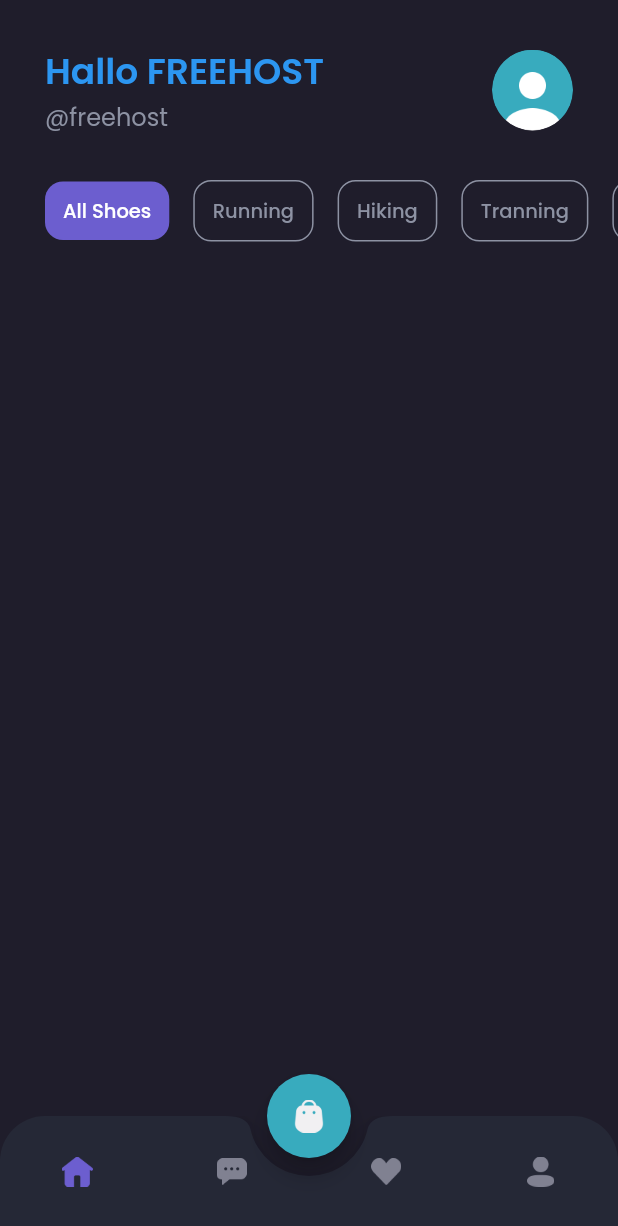
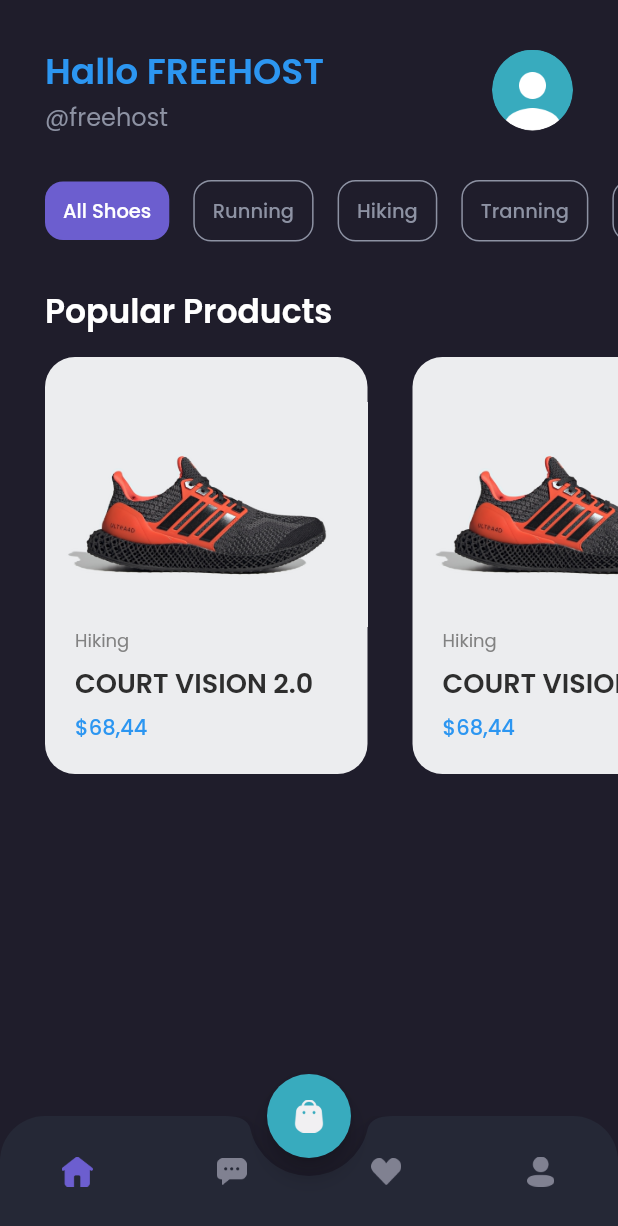
Before and after one commit to darmariduan/shamo-mobile, a Flutter app: the MainPage screen opened by its route, on a phone screen of 412 x 824 dp. Shown: the top 1226 px of the screen. Run offline on Flutter 3.47's test engine with Material 3 defaults, Android fonts, the phone set to English and light mode, and no system bars; our stand-ins replace google_fonts.

Commit message:
15-Home Page Bagian Popular Products

```diff
--- a/lib/pages/home/home_page.dart
+++ b/lib/pages/home/home_page.dart
@@ -1,5 +1,6 @@
 import 'package:flutter/material.dart';
 import 'package:shamo/theme.dart';
+import 'package:shamo/widgets/product_card.dart';
 
 class HomePage extends StatelessWidget {
   const HomePage({super.key});
@@ -180,10 +181,53 @@
       );
     }
 
+    Widget popularProductsTitle() {
+      return Container(
+        margin: EdgeInsets.only(
+          top: defaultMargin,
+          left: defaultMargin,
+          right: defaultMargin,
+        ),
+        child: Text(
+          'Popular Products',
+          style: primaryTextStyle.copyWith(
+            fontSize: 22,
+            fontWeight: semiBold,
+          ),
+        ),
+      );
+    }
+
+    Widget popularProducts() {
+      return Container(
+        margin: EdgeInsets.only(top: 14),
+        child: SingleChildScrollView(
+          scrollDirection: Axis.horizontal,
+          child: Row(
+            children: [
+              SizedBox(
+                width: defaultMargin,
+              ),
+              Row(
+                children: [
+                  ProductCard(),
+                  ProductCard(),
+                  ProductCard(),
+                  ProductCard(),
+                ],
+              ),
+            ],
+          ),
+        ),
+      );
+    }
+
     return ListView(
       children: [
         header(),
         categories(),
+        popularProductsTitle(),
+        popularProducts(),
       ],
     );
   }
--- a/lib/theme.dart
+++ b/lib/theme.dart
@@ -17,6 +17,7 @@
 Color secondaryTextColor = Color(0xff828282);
 Color subtitleColor = Color(0xff8D92A3);
 Color transparentColor = Colors.transparent;
+Color blackColor = Color(0xff2E2E2E);
 
 TextStyle primaryTextStyle = GoogleFonts.poppins(
   color: primaryTextColor,
@@ -38,6 +39,10 @@
   color: primaryColor,
 );
 
+TextStyle blackTextStyle = GoogleFonts.poppins(
+  color: blackColor,
+);
+
 FontWeight light = FontWeight.w300;
 FontWeight regular = FontWeight.w400;
 FontWeight medium = FontWeight.w500;
--- /dev/null
+++ b/lib/widgets/product_card.dart
@@ -0,0 +1,72 @@
+import 'package:flutter/material.dart';
+import 'package:shamo/theme.dart';
+
+class ProductCard extends StatelessWidget {
+  const ProductCard({super.key});
+
+  @override
+  Widget build(BuildContext context) {
+    return Container(
+      width: 215,
+      height: 278,
+      margin: EdgeInsets.only(
+        right: defaultMargin,
+      ),
+      decoration: BoxDecoration(
+        borderRadius: BorderRadius.circular(20),
+        color: Color(0xffECEDEF),
+      ),
+      child: Column(
+        crossAxisAlignment: CrossAxisAlignment.start,
+        children: [
+          SizedBox(
+            height: 30,
+          ),
+          Image.asset(
+            'assets/image_shoes.png',
+            width: 215,
+            height: 150,
+            fit: BoxFit.cover,
+          ),
+          Container(
+            margin: EdgeInsets.symmetric(
+              horizontal: 20,
+            ),
+            child: Column(
+              crossAxisAlignment: CrossAxisAlignment.start,
+              children: [
+                Text(
+                  'Hiking',
+                  style: secondaryTextStyle.copyWith(
+                    fontSize: 12,
+                  ),
+                ),
+                SizedBox(
+                  height: 6,
+                ),
+                Text(
+                  'COURT VISION 2.0',
+                  style: blackTextStyle.copyWith(
+                    fontSize: 18,
+                    fontWeight: semiBold,
+                  ),
+                  overflow: TextOverflow.ellipsis,
+                ),
+                SizedBox(
+                  height: 6,
+                ),
+                Text(
+                  '\$68,44',
+                  style: priceTextStyle.copyWith(
+                    fontSize: 14,
+                    fontWeight: medium,
+                  ),
+                )
+              ],
+            ),
+          ),
+        ],
+      ),
+    );
+  }
+}
```
